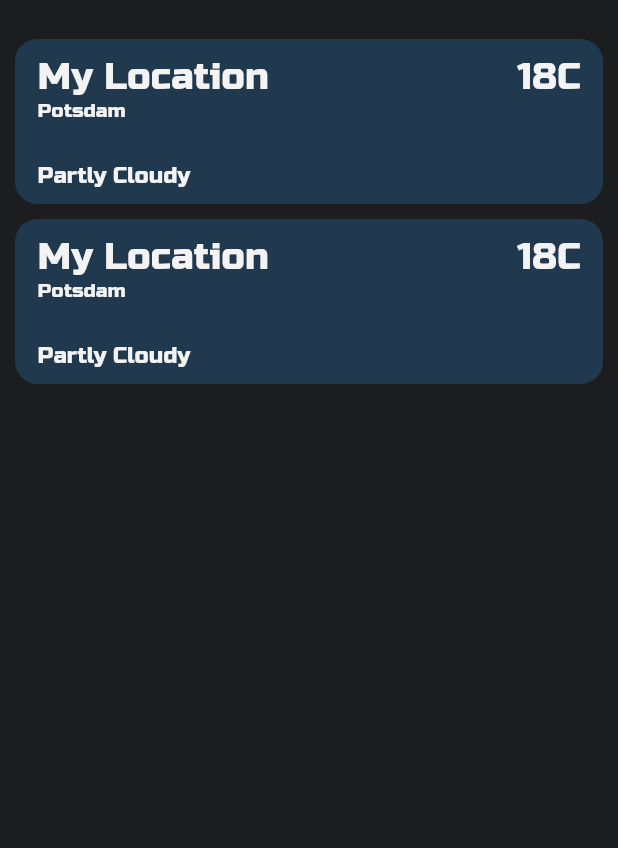
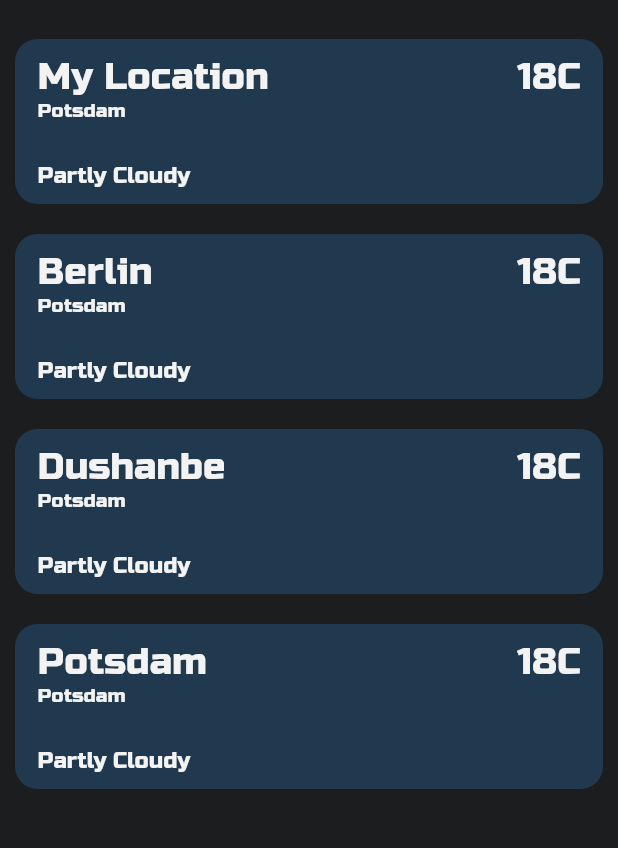
Before and after one commit to kaiibe/weather-app, a Flutter app: the screen it shows after launch, on a phone screen of 412 x 824 dp, the part 60-908 px from its top. Run offline on Flutter 3.47's test engine with Material 2 defaults, Android fonts, the phone set to English and light mode, and no system bars; missing offline and left inert: bottom_picker.

Commit message:
added cities picker

```diff
--- a/lib/UI/home/home.dart
+++ b/lib/UI/home/home.dart
@@ -1,10 +1,13 @@
-// ignore_for_file: avoid_unnecessary_containers, prefer_const_literals_to_create_immutables, prefer_const_constructors, unused_local_variable
+// ignore_for_file: avoid_unnecessary_containers, prefer_const_literals_to_create_immutables, prefer_const_constructors, unused_local_variable, sized_box_for_whitespace
 
+import 'package:bottom_picker/bottom_picker.dart';
+import 'package:bottom_picker/resources/arrays.dart';
 import 'package:flutter/material.dart';
+import 'package:flutter/cupertino.dart';
 
+import '../../models/city_weather_model.dart';
 import '/models/constants.dart';
-import './widgets/my_location_weather.dart';
-import './widgets/cities_weather.dart';
+import 'widgets/user_cities.dart';
 
 class Home extends StatefulWidget {
   const Home({Key key}) : super(key: key);
@@ -19,8 +22,33 @@ class _HomeState extends State<Home> {
     Size size = MediaQuery.of(context).size;
     Constants myConstants = Constants();
 
-    final editOptions = ["Edit", "C", "F"];
-    final myCities = ["Berlin", "Dushanbe"];
+    List<String> editOptions = ["Edit", "C", "F"];
+
+    // final List<CityWeatherModel> citiesWeather = [
+    //   CityWeatherModel("My Location", "Potsdam", 18, "Partly Cloudy"),
+    //   CityWeatherModel("Berlin", "Berlin", 13, "Cloudy")
+    // ];
+
+    final List<String> cities = [
+      'New York',
+      'Los Angeles',
+      'Chicago',
+      'Houston',
+      'Phoenix',
+      'Philadelphia',
+      'San Antonio',
+      'San Diego',
+      'Dallas',
+      'San Jose',
+    ];
+    String selectedCity = "";
+
+    List<String> myCities = [
+      "MyLocation",
+      "Berlin",
+      "Dushanbe",
+      "Potsdam",
+    ];
 
     final appBar = AppBar(
       backgroundColor: myConstants.pageColor,
@@ -47,9 +75,58 @@ class _HomeState extends State<Home> {
         PopupMenuButton(
           onSelected: (selectedValue) {
             if (selectedValue == "Add") {
-              myCities.add("Berlin");
+              showCupertinoModalPopup(
+                context: context,
+                builder: (BuildContext context) {
+                  return Container(
+                    color: myConstants.pageColor,
+                    height: 250,
+                    child: Column(
+                      children: [
+                        Container(
+                          height: 150,
+                          child: CupertinoPicker(
+                            itemExtent: 40,
+                            children: List<Widget>.generate(cities.length,
+                                (int index) {
+                              return Center(
+                                child: Text(
+                                  cities[index],
+                                  style:
+                                      TextStyle(color: myConstants.titleColor),
+                                ),
+                              );
+                            }),
+                            onSelectedItemChanged: (int index) {
+                              setState(() {
+                                selectedCity = cities[index];
+                              });
+                            },
+                          ),
+                        ),
+                        Container(
+                          height: 100,
+                          child: CupertinoButton(
+                            child: Text(
+                              "Confirm",
+                              style: TextStyle(color: Colors.white),
+                            ),
+                            onPressed: () {
+                              setState(() {
+                                print(selectedCity);
+                                Navigator.of(context).pop(selectedCity);
+                              });
+                            },
+                          ),
+                        )
+                      ],
+                    ),
+                  );
+                },
+              );
             }
           },
+
           icon: Icon(Icons.menu),
           itemBuilder: (_) => [
             PopupMenuItem(
@@ -65,19 +142,36 @@ class _HomeState extends State<Home> {
               child: Text("F"),
             ),
           ],
-        )
+        ),
       ],
     );
 
+    final homeBody = CitiesWeather(myCities: myCities);
+
     return Scaffold(
-        backgroundColor: myConstants.pageColor,
-        appBar: appBar,
-        body: ListView(
-          padding: EdgeInsets.all(10),
-          children: <Widget>[
-            MyLocationWeather(),
-            CitiesWeather("Some"),
-          ],
-        ));
+      backgroundColor: myConstants.pageColor,
+      appBar: appBar,
+      body: homeBody,
+    );
   }
 }
+
+// BottomPicker(
+//                 title: "Choose your country",
+//                 items: [
+//                   Text("Morocco"),
+//                   Text("Something"),
+//                 ],
+//                 backgroundColor: myConstants.titleColor.withOpacity(0.8),
+//                 titleStyle: TextStyle(
+//                     color: Colors.black, fontFamily: 'RussoOne', fontSize: 25),
+//                 pickerTextStyle: TextStyle(
+//                   color: Colors.black,
+//                   fontFamily: 'RussoOne',
+//                   fontSize: 20,
+//                 ),
+//                 bottomPickerTheme: BottomPickerTheme.morningSalad,
+//                 onSubmit: (index) {
+//                   print(index);
+//                 },
+//               ).show(context);
--- /dev/null
+++ b/lib/UI/home/widgets/citiesPicker.dart
@@ -0,0 +1,16 @@
+import 'package:flutter/cupertino.dart';
+import 'package:flutter/material.dart';
+
+class CityPicker extends StatelessWidget {
+  const CityPicker({Key key}) : super(key: key);
+
+  @override
+  Widget build(BuildContext context) {
+    showCupertinoModalPopup(
+      context: context,
+      builder: (context) => CupertinoActionSheet(
+        actions: [],
+      ),
+    );
+  }
+}
--- a/lib/UI/home/widgets/cities_weather.dart
+++ /dev/null
@@ -1,87 +0,0 @@
-// ignore_for_file: use_key_in_widget_constructors
-
-import 'package:flutter/material.dart';
-
-import '../../../models/constants.dart';
-
-class CitiesWeather extends StatelessWidget {
-  final String city;
-
-  const CitiesWeather(this.city);
-
-  @override
-  Widget build(BuildContext context) {
-    Size size = MediaQuery.of(context).size;
-    Constants myConstants = Constants();
-    return Padding(
-      padding: const EdgeInsets.only(top: 10),
-      child: Container(
-        width: size.width,
-        height: 110,
-        decoration: BoxDecoration(
-          color: myConstants.primaryColor,
-          borderRadius: BorderRadius.circular(15),
-        ),
-        child: Stack(
-          clipBehavior: Clip.none,
-          children: [
-            Positioned(
-              top: 10,
-              left: 15,
-              child: Text(
-                "My Location",
-                style: TextStyle(
-                    fontSize: 25,
-                    fontFamily: 'RussoOne',
-                    color: myConstants.titleColor),
-              ),
-            ),
-            Positioned(
-              top: 40,
-              left: 15,
-              child: Text(
-                "Potsdam",
-                style: TextStyle(
-                    fontSize: 13,
-                    fontFamily: 'RussoOne',
-                    color: myConstants.titleColor),
-              ),
-            ),
-            Positioned(
-              top: 10,
-              right: 15,
-              child: Row(
-                crossAxisAlignment: CrossAxisAlignment.start,
-                children: [
-                  Text(
-                    "18C",
-                    style: TextStyle(
-                        fontSize: 25,
-                        fontFamily: 'RussoOne',
-                        color: myConstants.titleColor),
-                  ),
-                ],
-              ),
-            ),
-            Positioned(
-              bottom: 10,
-              left: 15,
-              child: Row(
-                crossAxisAlignment: CrossAxisAlignment.start,
-                children: [
-                  Text(
-                    "Partly Cloudy",
-                    style: TextStyle(
-                        fontSize: 15,
-                        fontFamily: 'RussoOne',
-                        color: myConstants.titleColor),
-                  ),
-                ],
-              ),
-            ),
-          ],
-        ),
-      ),
-    );
-  }
-}
--- a/lib/UI/home/widgets/my_location_weather.dart
+++ /dev/null
@@ -1,80 +0,0 @@
-import 'package:flutter/material.dart';
-
-import '../../../models/constants.dart';
-
-class MyLocationWeather extends StatelessWidget {
-  const MyLocationWeather({Key key}) : super(key: key);
-
-  @override
-  Widget build(BuildContext context) {
-    Size size = MediaQuery.of(context).size;
-    Constants myConstants = Constants();
-    return Container(
-      width: size.width,
-      height: 110,
-      decoration: BoxDecoration(
-        color: myConstants.primaryColor,
-        borderRadius: BorderRadius.circular(15),
-      ),
-      child: Stack(
-        clipBehavior: Clip.none,
-        children: [
-          Positioned(
-            top: 10,
-            left: 15,
-            child: Text(
-              "My Location",
-              style: TextStyle(
-                  fontSize: 25,
-                  fontFamily: 'RussoOne',
-                  color: myConstants.titleColor),
-            ),
-          ),
-          Positioned(
-            top: 40,
-            left: 15,
-            child: Text(
-              "Potsdam",
-              style: TextStyle(
-                  fontSize: 13,
-                  fontFamily: 'RussoOne',
-                  color: myConstants.titleColor),
-            ),
-          ),
-          Positioned(
-            top: 10,
-            right: 15,
-            child: Row(
-              crossAxisAlignment: CrossAxisAlignment.start,
-              children: [
-                Text(
-                  "18C",
-                  style: TextStyle(
-                      fontSize: 25,
-                      fontFamily: 'RussoOne',
-                      color: myConstants.titleColor),
-                ),
-              ],
-            ),
-          ),
-          Positioned(
-            bottom: 10,
-            left: 15,
-            child: Row(
-              crossAxisAlignment: CrossAxisAlignment.start,
-              children: [
-                Text(
-                  "Partly Cloudy",
-                  style: TextStyle(
-                      fontSize: 15,
-                      fontFamily: 'RussoOne',
-                      color: myConstants.titleColor),
-                ),
-              ],
-            ),
-          ),
-        ],
-      ),
-    );
-  }
-}
--- /dev/null
+++ b/lib/UI/home/widgets/user_cities.dart
@@ -0,0 +1,176 @@
+// ignore_for_file: use_key_in_widget_constructors, sized_box_for_whitespace
+
+import 'package:flutter/material.dart';
+
+import '../../../models/constants.dart';
+
+class CitiesWeather extends StatefulWidget {
+  final List<String> myCities;
+
+  const CitiesWeather({
+    Key key,
+    @required this.myCities,
+  }) : super(key: key);
+
+  @override
+  State<CitiesWeather> createState() => _CitiesWeatherState();
+}
+
+class _CitiesWeatherState extends State<CitiesWeather> {
+  @override
+  Widget build(BuildContext context) {
+    Size size = MediaQuery.of(context).size;
+    Constants myConstants = Constants();
+
+    final myLocation = Padding(
+      padding: const EdgeInsets.all(10),
+      child: Container(
+        width: size.width,
+        height: 110,
+        decoration: BoxDecoration(
+          color: myConstants.primaryColor,
+          borderRadius: BorderRadius.circular(15),
+        ),
+        child: Stack(
+          clipBehavior: Clip.none,
+          children: [
+            Positioned(
+              top: 10,
+              left: 15,
+              child: Text(
+                "My Location",
+                style: TextStyle(
+                    fontSize: 25,
+                    fontFamily: 'RussoOne',
+                    color: myConstants.titleColor),
+              ),
+            ),
+            Positioned(
+              top: 40,
+              left: 15,
+              child: Text(
+                "Potsdam",
+                style: TextStyle(
+                    fontSize: 13,
+                    fontFamily: 'RussoOne',
+                    color: myConstants.titleColor),
+              ),
+            ),
+            Positioned(
+              top: 10,
+              right: 15,
+              child: Row(
+                crossAxisAlignment: CrossAxisAlignment.start,
+                children: [
+                  Text(
+                    "18C",
+                    style: TextStyle(
+                        fontSize: 25,
+                        fontFamily: 'RussoOne',
+                        color: myConstants.titleColor),
+                  ),
+                ],
+              ),
+            ),
+            Positioned(
+              bottom: 10,
+              left: 15,
+              child: Row(
+                crossAxisAlignment: CrossAxisAlignment.start,
+                children: [
+                  Text(
+                    "Partly Cloudy",
+                    style: TextStyle(
+                        fontSize: 15,
+                        fontFamily: 'RussoOne',
+                        color: myConstants.titleColor),
+                  ),
+                ],
+              ),
+            ),
+          ],
+        ),
+      ),
+    );
+
+    return Container(
+      height: size.height,
+      child: ListView.builder(
+          itemCount: widget.myCities.length,
+          itemBuilder: (_, index) {
+            return widget.myCities[index] == "MyLocation"
+                ? myLocation
+                : Padding(
+                    padding: const EdgeInsets.all(10),
+                    child: Container(
+                      width: size.width,
+                      height: 110,
+                      decoration: BoxDecoration(
+                        color: myConstants.primaryColor,
+                        borderRadius: BorderRadius.circular(15),
+                      ),
+                      child: Stack(
+                        clipBehavior: Clip.none,
+                        children: [
+                          Positioned(
+                            top: 10,
+                            left: 15,
+                            child: Text(
+                              widget.myCities[index],
+                              style: TextStyle(
+                                  fontSize: 25,
+                                  fontFamily: 'RussoOne',
+                                  color: myConstants.titleColor),
+                            ),
+                          ),
+                          Positioned(
+                            top: 40,
+                            left: 15,
+                            child: Text(
+                              "Potsdam",
+                              style: TextStyle(
+                                  fontSize: 13,
+                                  fontFamily: 'RussoOne',
+                                  color: myConstants.titleColor),
+                            ),
+                          ),
+                          Positioned(
+                            top: 10,
+                            right: 15,
+                            child: Row(
+                              crossAxisAlignment: CrossAxisAlignment.start,
+                              children: [
+                                Text(
+                                  "18C",
+                                  style: TextStyle(
+                                      fontSize: 25,
+                                      fontFamily: 'RussoOne',
+                                      color: myConstants.titleColor),
+                                ),
+                              ],
+                            ),
+                          ),
+                          Positioned(
+                            bottom: 10,
+                            left: 15,
+                            child: Row(
+                              crossAxisAlignment: CrossAxisAlignment.start,
+                              children: [
+                                Text(
+                                  "Partly Cloudy",
+                                  style: TextStyle(
+                                      fontSize: 15,
+                                      fontFamily: 'RussoOne',
+                                      color: myConstants.titleColor),
+                                ),
+                              ],
+                            ),
+                          ),
+                        ],
+                      ),
+                    ),
+                  );
+          }),
+    );
+  }
+}
--- /dev/null
+++ b/lib/models/city_weather_model.dart
@@ -0,0 +1,8 @@
+class CityWeatherModel {
+  String id;
+  String city;
+  int temperature;
+  String weatherState;
+
+  CityWeatherModel(this.id, this.city, this.temperature, this.weatherState);
+}
--- a/pubspec.yaml
+++ b/pubspec.yaml
@@ -30,11 +30,10 @@ environment:
 dependencies:
   flutter:
     sdk: flutter
-
   # The following adds the Cupertino Icons font to your application.
   # Use with the CupertinoIcons class for iOS style icons.
   cupertino_icons: ^1.0.2
-
+  bottom_picker: ^2.0.2
   http: ^0.13.4
   intl: ^0.17.0
 
```
Also changed, not shown: lib/models/cities.dart (added), pubspec.lock, 2 other files.
